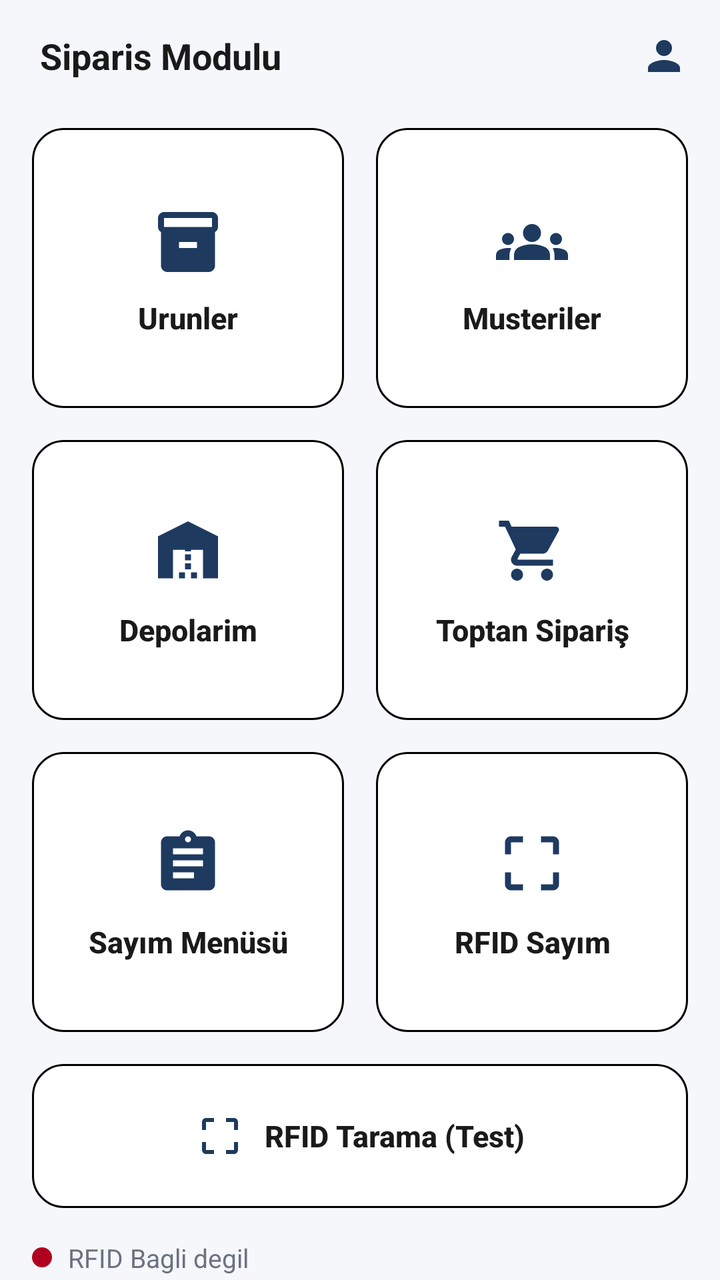
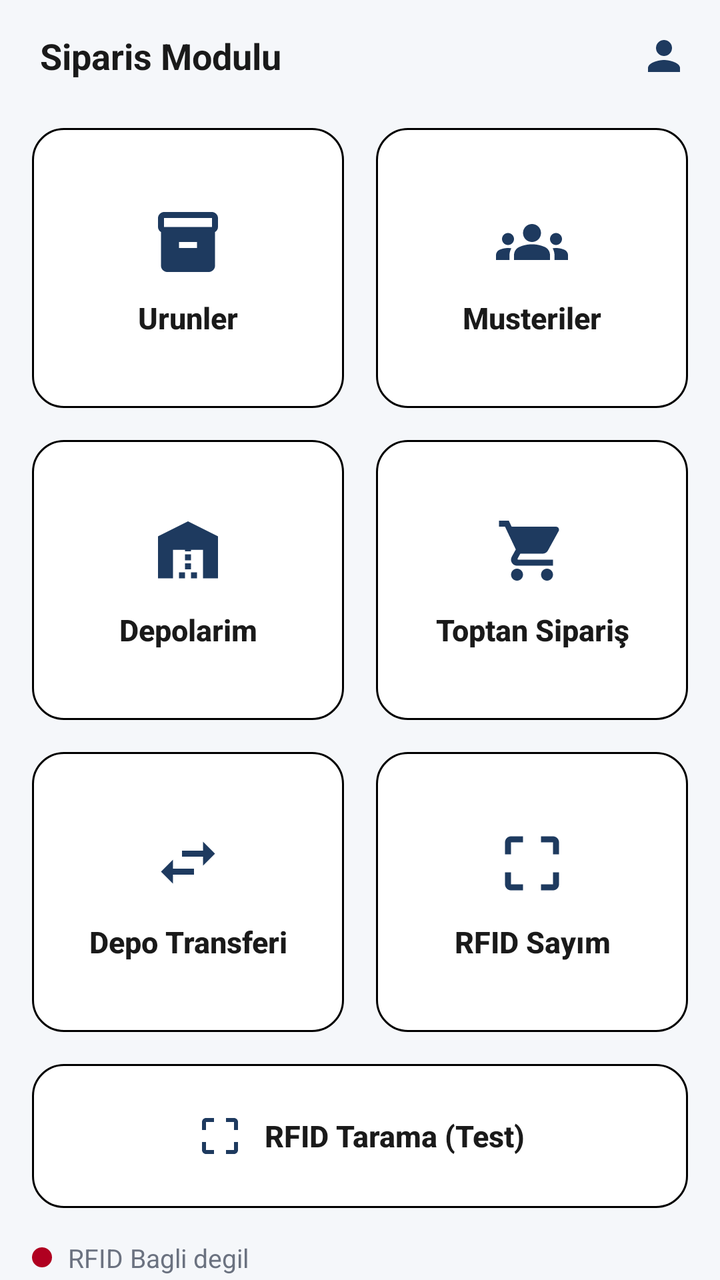

The first picture is an Android layout as it rendered before a commit; the second is the same layout after the commit. The layout source and the unified diff follow.
<!-- AndroidManifest.xml: application theme Theme.ArmineOrderModule -->
<!-- res/layout/activity_main.xml -->
<?xml version="1.0" encoding="utf-8"?>
<LinearLayout xmlns:android="http://schemas.android.com/apk/res/android"
    xmlns:app="http://schemas.android.com/apk/res-auto"
    android:layout_width="match_parent"
    android:layout_height="match_parent"
    android:orientation="vertical"
    android:background="@color/login_background">

    <LinearLayout
        android:layout_width="match_parent"
        android:layout_height="56dp"
        android:gravity="center_vertical"
        android:orientation="horizontal"
        android:paddingStart="20dp"
        android:paddingEnd="8dp">

        <TextView
            android:layout_width="0dp"
            android:layout_height="wrap_content"
            android:layout_weight="1"
            android:text="@string/main_menu_header"
            android:textColor="@color/login_title"
            android:textSize="18sp"
            android:textStyle="bold" />

        <ImageButton
            android:id="@+id/btnProfile"
            android:layout_width="40dp"
            android:layout_height="40dp"
            android:background="?attr/selectableItemBackgroundBorderless"
            android:contentDescription="@string/profile_button"
            android:padding="6dp"
            android:scaleType="centerInside"
            android:src="@drawable/ic_profile" />
    </LinearLayout>

    <LinearLayout
        android:layout_width="match_parent"
        android:layout_height="wrap_content"
        android:orientation="vertical"
        android:paddingStart="16dp"
        android:paddingEnd="16dp"
        android:paddingTop="8dp"
        android:paddingBottom="16dp">

        <LinearLayout
            android:layout_width="match_parent"
            android:layout_height="wrap_content"
            android:orientation="horizontal">

            <com.google.android.material.button.MaterialButton
                android:id="@+id/btnProducts"
                style="@style/Widget.Armine.MenuButton"
                android:layout_width="0dp"
                android:layout_height="140dp"
                android:layout_marginEnd="8dp"
                android:layout_weight="1"
                android:text="@string/menu_products"
                app:icon="@drawable/ic_menu_products" />

            <com.google.android.material.button.MaterialButton
                android:id="@+id/btnCustomers"
                style="@style/Widget.Armine.MenuButton"
                android:layout_width="0dp"
                android:layout_height="140dp"
                android:layout_marginStart="8dp"
                android:layout_weight="1"
                android:text="@string/menu_customers"
                app:icon="@drawable/ic_menu_customers" />
        </LinearLayout>

        <LinearLayout
            android:layout_width="match_parent"
            android:layout_height="wrap_content"
            android:layout_marginTop="16dp"
            android:orientation="horizontal">

            <com.google.android.material.button.MaterialButton
                android:id="@+id/btnWarehouses"
                style="@style/Widget.Armine.MenuButton"
                android:layout_width="0dp"
                android:layout_height="140dp"
                android:layout_marginEnd="8dp"
                android:layout_weight="1"
                android:text="@string/menu_warehouses"
                app:icon="@drawable/ic_menu_warehouses" />

            <com.google.android.material.button.MaterialButton
                android:id="@+id/btnWholesaleOrder"
                style="@style/Widget.Armine.MenuButton"
                android:layout_width="0dp"
                android:layout_height="140dp"
                android:layout_marginStart="8dp"
                android:layout_weight="1"
                android:text="@string/menu_wholesale_order"
                app:icon="@drawable/ic_menu_order" />
        </LinearLayout>

        <LinearLayout
            android:layout_width="match_parent"
            android:layout_height="wrap_content"
            android:layout_marginTop="16dp"
            android:orientation="horizontal">

            <com.google.android.material.button.MaterialButton
                android:id="@+id/btnInventory"
                style="@style/Widget.Armine.MenuButton"
                android:layout_width="0dp"
                android:layout_height="140dp"
                android:layout_marginEnd="8dp"
                android:layout_weight="1"
                android:text="@string/menu_inventory"
                app:icon="@drawable/ic_menu_inventory" />

            <com.google.android.material.button.MaterialButton
                android:id="@+id/btnRfidCounting"
                style="@style/Widget.Armine.MenuButton"
                android:layout_width="0dp"
                android:layout_height="140dp"
                android:layout_marginStart="8dp"
                android:layout_weight="1"
                android:text="@string/menu_rfid_counting"
                app:icon="@drawable/ic_menu_rfid" />
        </LinearLayout>

        <com.google.android.material.button.MaterialButton
            android:id="@+id/btnRfidScan"
            style="@style/Widget.Armine.MenuButton"
            android:layout_width="match_parent"
            android:layout_height="72dp"
            android:layout_marginTop="16dp"
            android:text="@string/menu_rfid_scan"
            app:icon="@drawable/ic_menu_rfid"
            app:iconGravity="textStart"
            app:iconPadding="10dp"
            app:iconSize="24dp" />
    </LinearLayout>

    <View
        android:layout_width="match_parent"
        android:layout_height="0dp"
        android:layout_weight="1" />

    <LinearLayout
        android:layout_width="match_parent"
        android:layout_height="wrap_content"
        android:orientation="horizontal"
        android:gravity="center_vertical|start"
        android:paddingStart="16dp"
        android:paddingEnd="16dp"
        android:paddingBottom="14dp">

        <View
            android:id="@+id/dotRfidStatus"
            android:layout_width="10dp"
            android:layout_height="10dp"
            android:layout_marginEnd="8dp"
            android:background="@drawable/bg_dot_red" />

        <TextView
            android:id="@+id/tvRfidStatus"
            android:layout_width="wrap_content"
            android:layout_height="wrap_content"
            android:text="@string/main_rfid_status_disconnected"
            android:textColor="@color/login_subtitle"
            android:textSize="13sp" />
    </LinearLayout>
</LinearLayout>
<!-- resources referenced by this layout -->
<resources>
  <color name="login_background">#FFF5F7FA</color>
  <color name="login_subtitle">#FF6B7280</color>
  <color name="login_title">#FF1A1A1A</color>
  <!-- drawable bg_dot_red (drawable) -->
  <?xml version="1.0" encoding="utf-8"?>
  <shape xmlns:android="http://schemas.android.com/apk/res/android"
      android:shape="oval">
      <solid android:color="@color/login_error" />
  </shape>
  <!-- drawable ic_menu_inventory (drawable) -->
  <?xml version="1.0" encoding="utf-8"?>
  <vector xmlns:android="http://schemas.android.com/apk/res/android"
      android:width="24dp"
      android:height="24dp"
      android:viewportWidth="24"
      android:viewportHeight="24">
      
      <path
          android:fillColor="#FF000000"
          android:pathData="M19,3h-4.18C14.4,1.84 13.3,1 12,1c-1.3,0 -2.4,0.84 -2.82,2H5C3.9,3 3,3.9 3,5v14c0,1.1 0.9,2 2,2h14c1.1,0 2,-0.9 2,-2V5c0,-1.1 -0.9,-2 -2,-2zM12,3c0.55,0 1,0.45 1,1s-0.45,1 -1,1 -1,-0.45 -1,-1 0.45,-1 1,-1zM14,17H7v-2h7v2zM17,13H7v-2h10v2zM17,9H7V7h10v2z" />
  </vector>
  <!-- drawable ic_menu_products (drawable) -->
  <?xml version="1.0" encoding="utf-8"?>
  <vector xmlns:android="http://schemas.android.com/apk/res/android"
      android:width="24dp"
      android:height="24dp"
      android:viewportWidth="24"
      android:viewportHeight="24">
      
      <path
          android:fillColor="#FF000000"
          android:pathData="M20,2H4C3,2 2,2.9 2,4v3.01C2,7.73 2.43,8.35 3,8.7V20c0,1.1 1.1,2 2,2h14c0.9,0 2,-0.9 2,-2V8.7c0.57,-0.35 1,-0.97 1,-1.69V4C22,2.9 21,2 20,2zM15,14H9v-2h6V14zM20,7H4V4h16V7z" />
  </vector>
  <!-- drawable ic_menu_rfid (drawable) -->
  <?xml version="1.0" encoding="utf-8"?>
  <vector xmlns:android="http://schemas.android.com/apk/res/android"
      android:width="24dp"
      android:height="24dp"
      android:viewportWidth="24"
      android:viewportHeight="24">
      
      <path
          android:fillColor="#FF000000"
          android:pathData="M3,5v4h2L5,5h4L9,3L5,3C3.9,3 3,3.9 3,5zM3,15v4c0,1.1 0.9,2 2,2h4v-2L5,19v-4L3,15zM19,19h-4v2h4c1.1,0 2,-0.9 2,-2v-4h-2L19,19zM19,3h-4v2h4v4h2L21,5C21,3.9 20.1,3 19,3z" />
  </vector>
  <!-- drawable ic_menu_warehouses (drawable) -->
  <?xml version="1.0" encoding="utf-8"?>
  <vector xmlns:android="http://schemas.android.com/apk/res/android"
      android:width="24dp"
      android:height="24dp"
      android:viewportWidth="24"
      android:viewportHeight="24">
      
      <path
          android:fillColor="#FF000000"
          android:pathData="M22,21V7L12,2L2,7v14h5v-9.5h10V21H22zM11,19H9v2h2V19zM13,16h-2v2h2V16zM13,13h-2v2h2V13zM13,10h-2v2h2V10zM15,19h-2v2h2V19z" />
  </vector>
  <!-- drawable ic_profile (drawable) -->
  <?xml version="1.0" encoding="utf-8"?>
  <vector xmlns:android="http://schemas.android.com/apk/res/android"
      android:width="24dp"
      android:height="24dp"
      android:viewportWidth="24"
      android:viewportHeight="24">
      <path
          android:fillColor="#FF1E3A5F"
          android:pathData="M12,12c2.21,0 4,-1.79 4,-4s-1.79,-4 -4,-4 -4,1.79 -4,4 1.79,4 4,4zM12,14c-2.67,0 -8,1.34 -8,4v2h16v-2c0,-2.66 -5.33,-4 -8,-4z" />
  </vector>
  <string name="main_menu_header">Siparis Modulu</string>
  <string name="main_rfid_status_disconnected">RFID Bagli degil</string>
  <string name="menu_customers">Musteriler</string>
  <string name="menu_inventory">Sayım Menüsü</string>
  <string name="menu_products">Urunler</string>
  <string name="menu_rfid_counting">RFID Sayım</string>
  <string name="menu_rfid_scan">RFID Tarama (Test)</string>
  <string name="menu_warehouses">Depolarim</string>
  <string name="menu_wholesale_order">Toptan Sipariş</string>
  <string name="profile_button">Profil</string>
  <color name="login_error">#FFB00020</color>
  <color name="white">#FFFFFFFF</color>
  <color name="black">#FF000000</color>
  <color name="login_primary">#FF1E3A5F</color>
  <color name="purple_500">#FF6200EE</color>
  <color name="purple_700">#FF3700B3</color>
  <color name="teal_200">#FF03DAC5</color>
  <color name="teal_700">#FF018786</color>
  <!-- unchanged entries left out for length: 4 -->
</resources>

<!-- the commit's change to res/layout/activity_main.xml (unified diff, before → after) -->
@@ -103,14 +103,14 @@
             android:orientation="horizontal">
 
             <com.google.android.material.button.MaterialButton
-                android:id="@+id/btnInventory"
+                android:id="@+id/btnWarehouseTransfer"
                 style="@style/Widget.Armine.MenuButton"
                 android:layout_width="0dp"
                 android:layout_height="140dp"
                 android:layout_marginEnd="8dp"
                 android:layout_weight="1"
-                android:text="@string/menu_inventory"
-                app:icon="@drawable/ic_menu_inventory" />
+                android:text="@string/menu_warehouse_transfer"
+                app:icon="@drawable/ic_menu_transfer" />
 
             <com.google.android.material.button.MaterialButton
                 android:id="@+id/btnRfidCounting"
<!-- resource entries referenced after the edit -->
@@ -9,18 +9,6 @@
       android:shape="oval">
       <solid android:color="@color/login_error" />
   </shape>
-  <!-- drawable ic_menu_inventory (drawable) -->
-  <?xml version="1.0" encoding="utf-8"?>
-  <vector xmlns:android="http://schemas.android.com/apk/res/android"
-      android:width="24dp"
-      android:height="24dp"
-      android:viewportWidth="24"
-      android:viewportHeight="24">
-      
-      <path
-          android:fillColor="#FF000000"
-          android:pathData="M19,3h-4.18C14.4,1.84 13.3,1 12,1c-1.3,0 -2.4,0.84 -2.82,2H5C3.9,3 3,3.9 3,5v14c0,1.1 0.9,2 2,2h14c1.1,0 2,-0.9 2,-2V5c0,-1.1 -0.9,-2 -2,-2zM12,3c0.55,0 1,0.45 1,1s-0.45,1 -1,1 -1,-0.45 -1,-1 0.45,-1 1,-1zM14,17H7v-2h7v2zM17,13H7v-2h10v2zM17,9H7V7h10v2z" />
-  </vector>
   <!-- drawable ic_menu_products (drawable) -->
   <?xml version="1.0" encoding="utf-8"?>
   <vector xmlns:android="http://schemas.android.com/apk/res/android"
@@ -44,6 +32,18 @@
       <path
           android:fillColor="#FF000000"
           android:pathData="M3,5v4h2L5,5h4L9,3L5,3C3.9,3 3,3.9 3,5zM3,15v4c0,1.1 0.9,2 2,2h4v-2L5,19v-4L3,15zM19,19h-4v2h4c1.1,0 2,-0.9 2,-2v-4h-2L19,19zM19,3h-4v2h4v4h2L21,5C21,3.9 20.1,3 19,3z" />
+  </vector>
+  <!-- drawable ic_menu_transfer (drawable) -->
+  <?xml version="1.0" encoding="utf-8"?>
+  <vector xmlns:android="http://schemas.android.com/apk/res/android"
+      android:width="24dp"
+      android:height="24dp"
+      android:viewportWidth="24"
+      android:viewportHeight="24">
+      
+      <path
+          android:fillColor="#FF000000"
+          android:pathData="M6.99,11L3,15l3.99,4v-3H14v-2H6.99v-3zM21,9l-3.99,-4v3H10v2h7.01v3L21,9z" />
   </vector>
   <!-- drawable ic_menu_warehouses (drawable) -->
   <?xml version="1.0" encoding="utf-8"?>
@@ -71,10 +71,10 @@
   <string name="main_menu_header">Siparis Modulu</string>
   <string name="main_rfid_status_disconnected">RFID Bagli degil</string>
   <string name="menu_customers">Musteriler</string>
-  <string name="menu_inventory">Sayım Menüsü</string>
   <string name="menu_products">Urunler</string>
   <string name="menu_rfid_counting">RFID Sayım</string>
   <string name="menu_rfid_scan">RFID Tarama (Test)</string>
+  <string name="menu_warehouse_transfer">Depo Transferi</string>
   <string name="menu_warehouses">Depolarim</string>
   <string name="menu_wholesale_order">Toptan Sipariş</string>
   <string name="profile_button">Profil</string>
